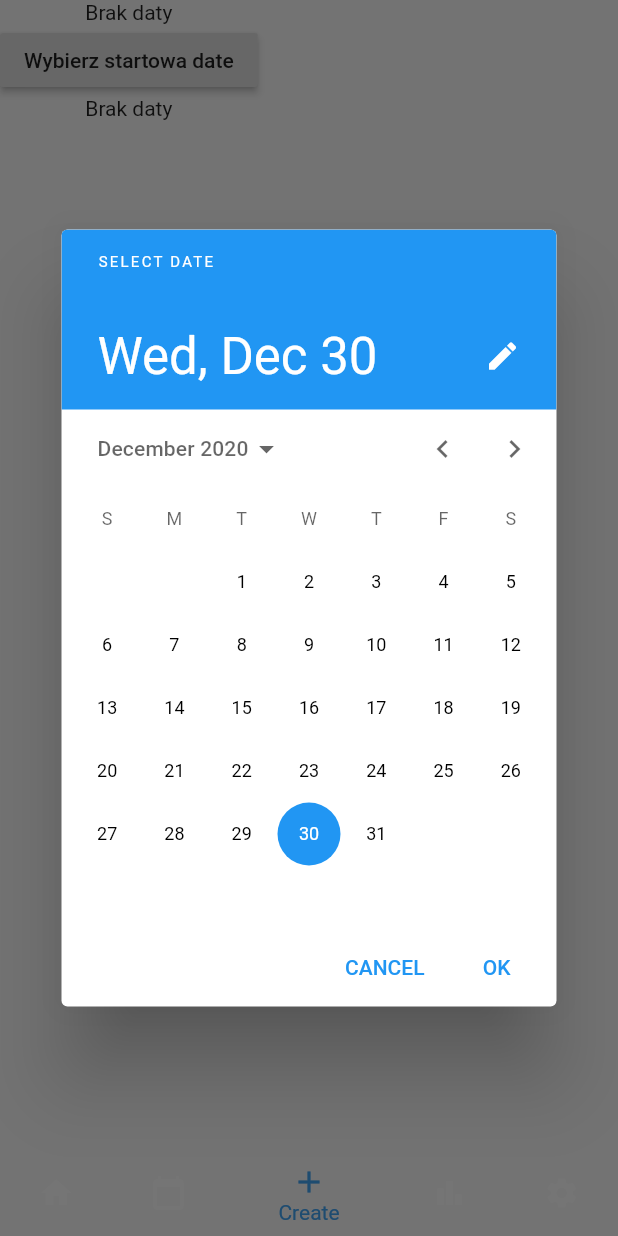
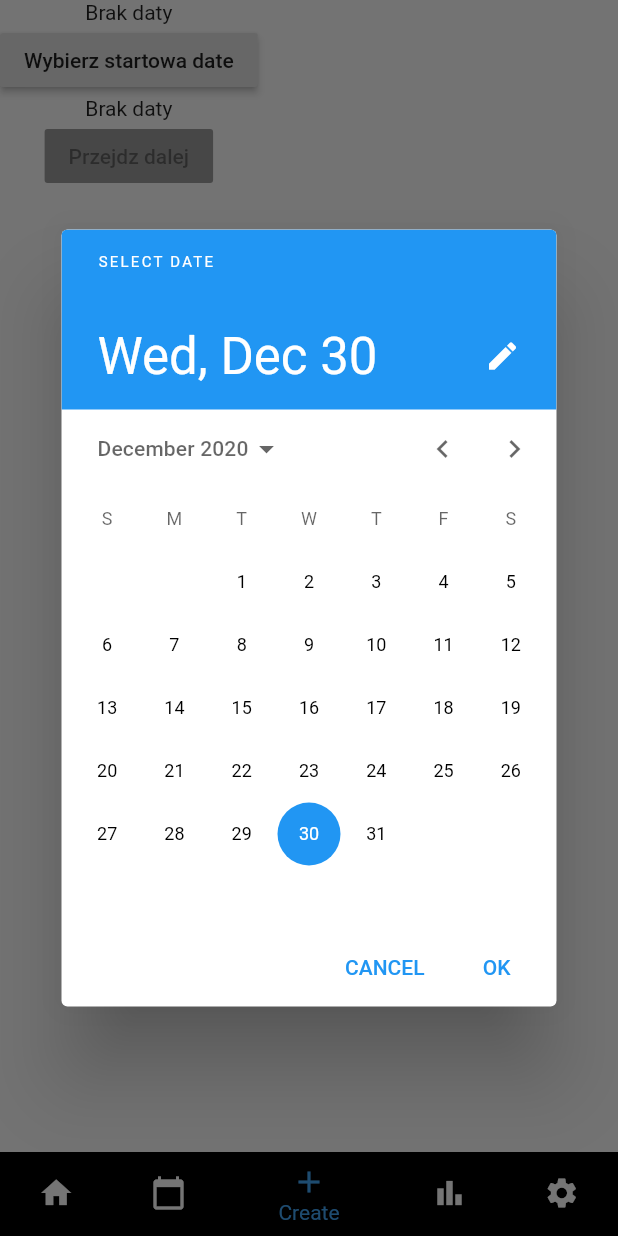
Before and after one commit to panwrona/12Weeks, a Flutter app: the screen it shows after launch, item 3 of the bottom bar chosen, after a tap on "Wybierz startowa date", on a phone screen of 412 x 824 dp. Run offline on Flutter 3.47's test engine with Material 2 defaults, Android fonts, the phone set to English and light mode, and no system bars; our stand-ins replace bloc, flutter_bloc, hive, hive_flutter; accounts and stored records are empty.

Commit message:
Add PageView with blocked swipe and PageController passed to children

```diff
--- a/lib/screens/create/ui/create_screen.dart
+++ b/lib/screens/create/ui/create_screen.dart
@@ -6,12 +6,94 @@ import 'package:twelve_weeks/screens/create/bloc/create_event.dart';
 import 'package:twelve_weeks/screens/create/bloc/create_project_bloc.dart';
 import 'package:twelve_weeks/screens/create/bloc/create_state.dart';
 
+class CreateScreenContainer extends StatelessWidget {
+  final PageController _controller = PageController();
+
+  @override
+  Widget build(BuildContext context) {
+    return PageView(
+      children: [
+        CreateScreen(controller: _controller),
+        AddGoalsScreen(controller: _controller),
+        AddStrategiesScreen(controller: _controller)
+      ],
+      controller: _controller,
+      physics: NeverScrollableScrollPhysics(),
+    );
+  }
+}
+
+class AddGoalsScreen extends StatelessWidget {
+  final nextPage = 2;
+
+  PageController controller;
+
+  AddGoalsScreen({@required this.controller}) : super();
+
+  Widget _buttonWithNavigation() {
+    return RaisedButton(
+        child: Text('Przejdz dalej'),
+        onPressed: () => {
+        controller.animateToPage(nextPage, duration: Duration(milliseconds: 300), curve: Curves.easeInOut)
+        });
+  }
+
+  @override
+  Widget build(BuildContext context) {
+    return Container(
+      color: Colors.red,
+      child: Stack(
+          alignment: AlignmentDirectional.center,
+          children: [
+            _buttonWithNavigation()
+          ]),
+    );
+  }
+}
+
+class AddStrategiesScreen extends StatelessWidget {
+  final previousPage = 1;
+
+  PageController controller;
+
+  AddStrategiesScreen({@required this.controller}) : super();
+
+  Widget _buttonWithNavigation() {
+    return RaisedButton(
+        child: Text('Wroc'),
+        onPressed: () => {
+        controller.animateToPage(previousPage,  duration: Duration(milliseconds: 300), curve: Curves.easeInOut)
+        });
+  }
+
+  @override
+  Widget build(BuildContext context) {
+    return Container(
+      color: Colors.blue,
+      child: Stack(
+        alignment: AlignmentDirectional.center,
+          children: [
+            _buttonWithNavigation()
+          ]),
+    );
+  }
+}
+
 class CreateScreen extends StatefulWidget {
+  const CreateScreen({@required this.controller, Key key}) : super(key: key);
+
+  final PageController controller;
+
   @override
-  _CreateScreenState createState() => _CreateScreenState();
+  _CreateScreenState createState() =>
+      _CreateScreenState(controller: controller);
 }
 
 class _CreateScreenState extends State<CreateScreen> {
+  _CreateScreenState({@required this.controller}) : super();
+
+  final int _nextPage = 1;
+  PageController controller;
   DateTime _startDate;
   CreateProjectBloc _bloc;
 
@@ -41,6 +123,14 @@ class _CreateScreenState extends State<CreateScreen> {
     }
   }
 
+  bool _isStartDateAndEndDateChosen(CreateState state) {
+    return state.startDate != null && state.endDate != null;
+  }
+
+  void _goToNextPage() {
+    controller.animateToPage(_nextPage, duration: Duration(milliseconds: 300), curve: Curves.easeInOut);
+  }
+
   @override
   Widget build(BuildContext context) {
     return Scaffold(
@@ -54,11 +144,21 @@ class _CreateScreenState extends State<CreateScreen> {
                 Column(
                   crossAxisAlignment: CrossAxisAlignment.center,
                   children: [
-                  Text(state.startDate == null ? 'Brak daty' : state.startDate.toString()),
+                    Text(state.startDate == null
+                        ? 'Brak daty'
+                        : state.startDate.toString()),
                     RaisedButton(
                         child: Text('Wybierz startowa date'),
                         onPressed: () => _selectStartDate(context)),
-                  Text(state.endDate == null ? 'Brak daty' : state.endDate.toString())
+                    Text(state.endDate == null
+                        ? 'Brak daty'
+                        : state.endDate.toString()),
+                    RaisedButton(
+                      child: Text('Przejdz dalej'),
+                      onPressed: _isStartDateAndEndDateChosen(state)
+                          ? () => _goToNextPage()
+                          : null,
+                    )
                   ],
                 )
               ],
--- a/lib/screens/main/main_state.dart
+++ b/lib/screens/main/main_state.dart
@@ -19,7 +19,7 @@ class MainState extends State<Main> {
       'Index 1: Calendar',
       style: optionStyle,
     ),
-    CreateScreen(),
+    CreateScreenContainer(),
     Text(
       'Index 3: Progress',
       style: optionStyle,
@@ -48,7 +48,7 @@ class MainState extends State<Main> {
           Align(
             alignment: Alignment.bottomCenter,
             child: Theme(
-              data: Theme.of(context).copyWith(canvasColor: Colors.transparent),
+              data: Theme.of(context).copyWith(canvasColor: Colors.black),
               child: BottomNavigationBar(
                 elevation: 0.0,
                 items: const <BottomNavigationBarItem>[
```
Lines whose indentation alone changed are shown as unchanged.
